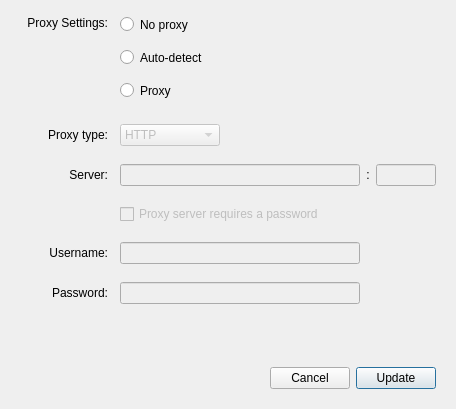
Above: src/MEGASync/gui/macx/ProxySettings.ui from meganz/MEGAsync before the change. Below: the same form after it.
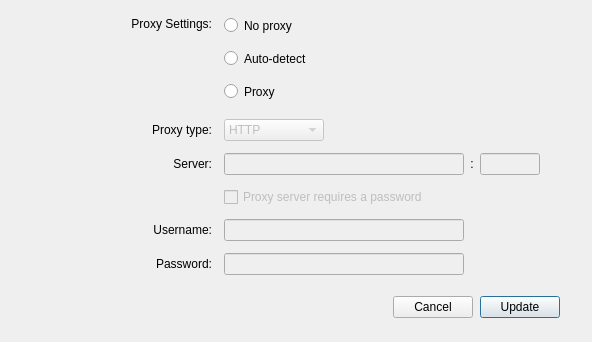
That is the form after the change.

Commit message: SNC-2179. Polish macOS settings dialog

```diff
--- a/src/MEGASync/gui/macx/ProxySettings.ui
+++ b/src/MEGASync/gui/macx/ProxySettings.ui
@@ -9,13 +9,20 @@
    <rect>
     <x>0</x>
     <y>0</y>
-    <width>497</width>
+    <width>593</width>
     <height>485</height>
    </rect>
   </property>
   <property name="windowTitle">
    <string>Bandwidth</string>
   </property>
+  <property name="styleSheet">
+   <string notr="true">#wSeparatorBottom
+{
+margin-right: 20px;
+margin-left: 20px;
+}</string>
+  </property>
   <property name="modal">
    <bool>true</bool>
   </property>
@@ -23,6 +30,18 @@
    <property name="sizeConstraint">
     <enum>QLayout::SetFixedSize</enum>
    </property>
+   <property name="leftMargin">
+    <number>12</number>
+   </property>
+   <property name="topMargin">
+    <number>12</number>
+   </property>
+   <property name="rightMargin">
+    <number>12</number>
+   </property>
+   <property name="bottomMargin">
+    <number>12</number>
+   </property>
    <item>
     <widget class="QWidget" name="gProxy" native="true">
      <property name="sizePolicy">
@@ -31,28 +50,25 @@
        <verstretch>0</verstretch>
       </sizepolicy>
      </property>
-     <layout class="QGridLayout" name="gridLayout_2">
+     <layout class="QGridLayout" name="gridLayout_2" columnminimumwidth="200,0">
       <property name="sizeConstraint">
        <enum>QLayout::SetDefaultConstraint</enum>
       </property>
       <property name="leftMargin">
-       <number>16</number>
+       <number>0</number>
       </property>
       <property name="topMargin">
        <number>0</number>
       </property>
       <property name="rightMargin">
-       <number>9</number>
+       <number>0</number>
       </property>
       <property name="bottomMargin">
        <number>1</number>
       </property>
-      <property name="horizontalSpacing">
+      <property name="spacing">
        <number>12</number>
       </property>
-      <property name="verticalSpacing">
-       <number>18</number>
-      </property>
       <item row="13" column="1">
        <widget class="QLineEdit" name="eProxyUsername">
         <property name="enabled">
@@ -239,6 +255,19 @@
            </property>
           </widget>
          </item>
+         <item>
+          <spacer name="horizontalSpacer_2">
+           <property name="orientation">
+            <enum>Qt::Horizontal</enum>
+           </property>
+           <property name="sizeHint" stdset="0">
+            <size>
+             <width>40</width>
+             <height>20</height>
+            </size>
+           </property>
+          </spacer>
+         </item>
         </layout>
        </widget>
       </item>
@@ -450,22 +479,19 @@
      <property name="orientation">
       <enum>Qt::Vertical</enum>
      </property>
+     <property name="sizeType">
+      <enum>QSizePolicy::Preferred</enum>
+     </property>
      <property name="sizeHint" stdset="0">
       <size>
        <width>20</width>
-       <height>40</height>
+       <height>5</height>
       </size>
      </property>
     </spacer>
    </item>
    <item>
     <widget class="QWidget" name="wSeparatorBottom" native="true">
-     <property name="sizePolicy">
-      <sizepolicy hsizetype="Preferred" vsizetype="Preferred">
-       <horstretch>0</horstretch>
-       <verstretch>0</verstretch>
-      </sizepolicy>
-     </property>
      <property name="minimumSize">
       <size>
        <width>0</width>
@@ -482,36 +508,27 @@
       <enum>Qt::NoFocus</enum>
      </property>
      <property name="styleSheet">
-      <string notr="true">QWidget{
-margin-left: 9px;
-margin-right: 9px;
-}</string>
-     </property>
-     <property name="text" stdset="0">
-      <string/>
-     </property>
-     <property name="iconSize" stdset="0">
-      <size>
-       <width>576</width>
-       <height>1</height>
-      </size>
+      <string notr="true"/>
      </property>
     </widget>
    </item>
    <item>
     <widget class="QWidget" name="buttonBox" native="true">
      <layout class="QHBoxLayout" name="horizontalLayout">
+      <property name="spacing">
+       <number>7</number>
+      </property>
       <property name="leftMargin">
-       <number>9</number>
+       <number>20</number>
       </property>
       <property name="topMargin">
-       <number>9</number>
+       <number>2</number>
       </property>
       <property name="rightMargin">
-       <number>9</number>
+       <number>20</number>
       </property>
       <property name="bottomMargin">
-       <number>9</number>
+       <number>12</number>
       </property>
       <item>
        <spacer name="horizontalSpacer">
@@ -531,6 +548,9 @@
         <property name="text">
          <string>Cancel</string>
         </property>
+        <property name="autoDefault">
+         <bool>false</bool>
+        </property>
        </widget>
       </item>
       <item>
@@ -538,6 +558,9 @@
         <property name="text">
          <string>Update</string>
         </property>
+        <property name="autoDefault">
+         <bool>false</bool>
+        </property>
         <property name="default">
          <bool>true</bool>
         </property>
```
Left out of the diff: 25 changed lines with no effect on the pictures. The commit also changes 5 other files.
